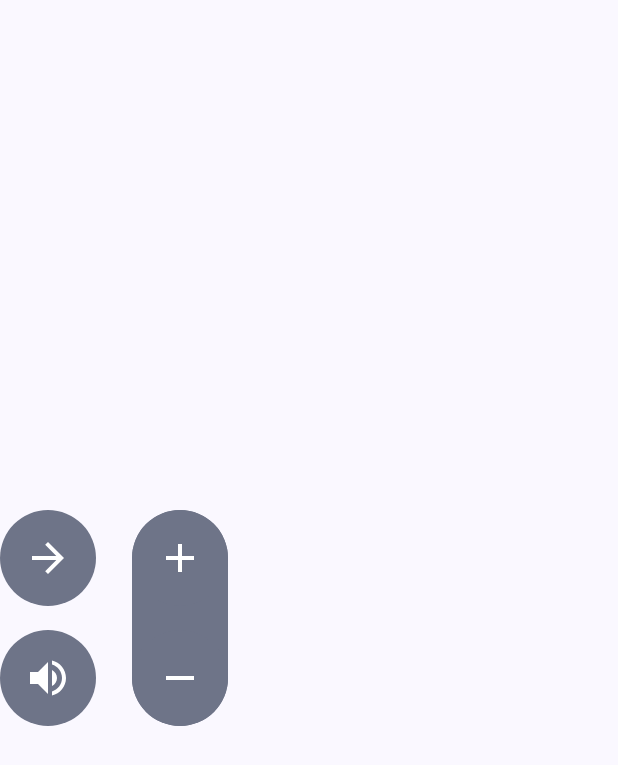
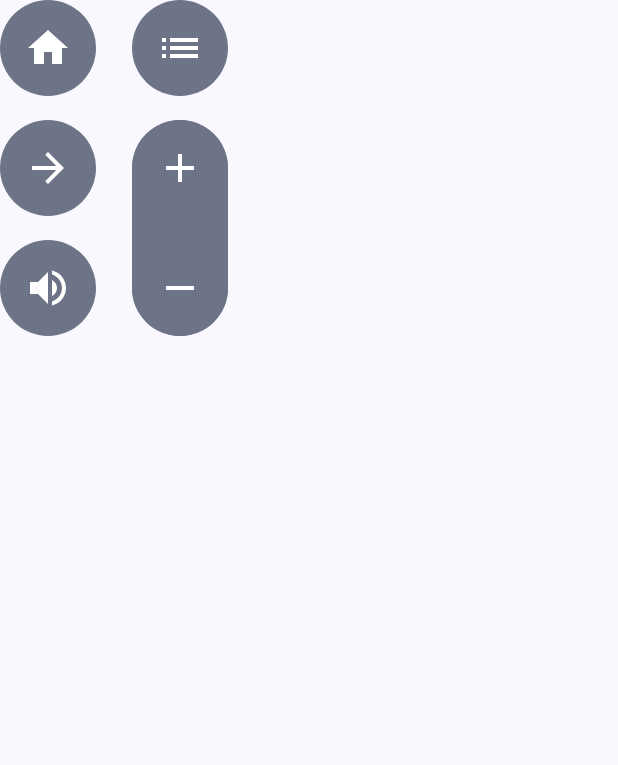
Before and after one commit to Jiangmenghao/susan, an Android app built with Jetpack Compose: the composable RemoteController shown on its own in the app's theme, on a phone screen of 412 x 824 dp. Shown: the top 765 px of the screen. Run offline under Robolectric (Android 15) with nearby library versions, the phone set to English and light mode, and no system bars.

Commit message:
feat(RemoteController): add `Home` button

```diff
--- a/app/src/main/java/dev/letconst/susan/PlayerActivity.kt
+++ b/app/src/main/java/dev/letconst/susan/PlayerActivity.kt
@@ -29,7 +29,9 @@ import androidx.compose.foundation.shape.RoundedCornerShape
 import androidx.compose.material.icons.Icons
 import androidx.compose.material.icons.automirrored.filled.ArrowBack
 import androidx.compose.material.icons.automirrored.filled.ArrowForward
+import androidx.compose.material.icons.automirrored.filled.List
 import androidx.compose.material.icons.filled.Add
+import androidx.compose.material.icons.filled.Home
 import androidx.compose.material.icons.filled.Refresh
 import androidx.compose.material3.CenterAlignedTopAppBar
 import androidx.compose.material3.CircularProgressIndicator
@@ -406,7 +408,9 @@ fun PortraitLayout(
                 onToggleMute = onToggleMute,
                 isMuted = isMuted,
                 isLoading = isLoading,
-                onNextVideo = onNextVideo
+                onNextVideo = onNextVideo,
+                onBackPressed = onBackPressed,
+                modifier = Modifier.fillMaxHeight()
             )
         }
     }
@@ -443,17 +447,28 @@ fun RemoteController(
     isMuted: Boolean,
     isLoading: Boolean,
     onNextVideo: () -> Unit,
+    onBackPressed: () -> Unit,
     modifier: Modifier = Modifier
 ) {
     Row(
         horizontalArrangement = Arrangement.spacedBy(24.dp),
         verticalAlignment = Alignment.CenterVertically,
-        modifier = Modifier.fillMaxHeight()
+        modifier = modifier
     ) {
         Column(
             horizontalAlignment = Alignment.CenterHorizontally,
             verticalArrangement = Arrangement.spacedBy(16.dp),
         ) {
+            FilledTonalIconButton(
+                onClick = { onBackPressed() },
+                modifier = Modifier.size(64.dp)
+            ) {
+                Icon(
+                    imageVector = Icons.Default.Home,
+                    contentDescription = "首页",
+                    modifier = Modifier.size(32.dp)
+                )
+            }
             FilledTonalIconButton(
                 onClick = onNextVideo,
                 enabled = !isLoading,
@@ -488,9 +503,23 @@ fun RemoteController(
         }
 
         Column(
-            horizontalAlignment = Alignment.CenterHorizontally,
             verticalArrangement = Arrangement.spacedBy(16.dp),
-            modifier = modifier
+            horizontalAlignment = Alignment.CenterHorizontally
+        ) {
+            FilledTonalIconButton(
+                onClick = {},
+                modifier = Modifier.size(64.dp)
+            ) {
+                Icon(
+                    imageVector = Icons.AutoMirrored.Filled.List,
+                    contentDescription = "菜单",
+                    modifier = Modifier.size(32.dp)
+                )
+            }
+
+            Column(
+                verticalArrangement = Arrangement.spacedBy(16.dp),
+                modifier = Modifier
                     .background(MaterialTheme.colorScheme.secondaryContainer, RoundedCornerShape(percent = 50))
             ) {
                 FilledTonalIconButton(
@@ -517,3 +546,4 @@ fun RemoteController(
             }
         }
     }
+}
```
Lines whose indentation alone changed are shown as unchanged.
